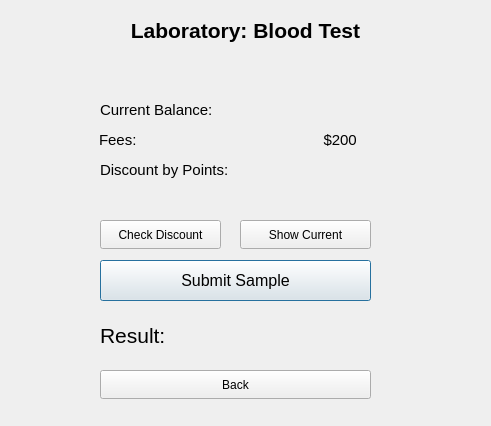
The window that dobloodtestwindow.ui (KirolousFouty/Hospital_Project) describes before a commit, drawn with Qt 5.
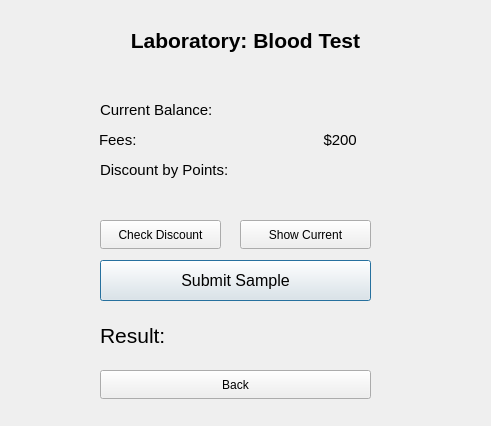
The same window after the commit.

Patch:
```diff
--- a/dobloodtestwindow.ui
+++ b/dobloodtestwindow.ui
@@ -35,7 +35,7 @@
    <property name="geometry">
     <rect>
      <x>0</x>
-     <y>0</y>
+     <y>10</y>
      <width>491</width>
      <height>61</height>
     </rect>
```
